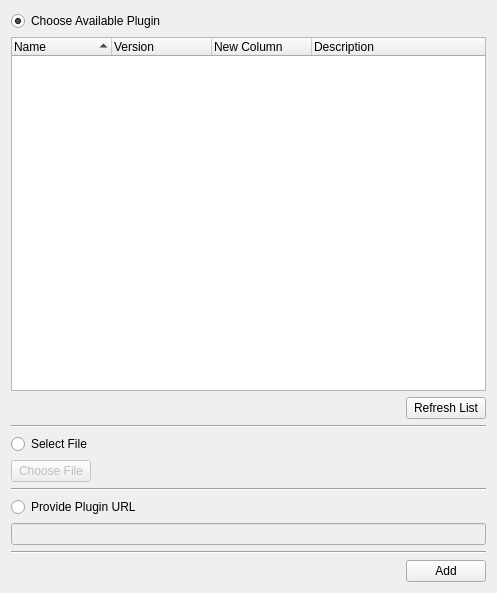
Above: meg_runtime/ui/addpluginpanel.ui from ibedard16/Runtime before the change. Below: the same form after it.
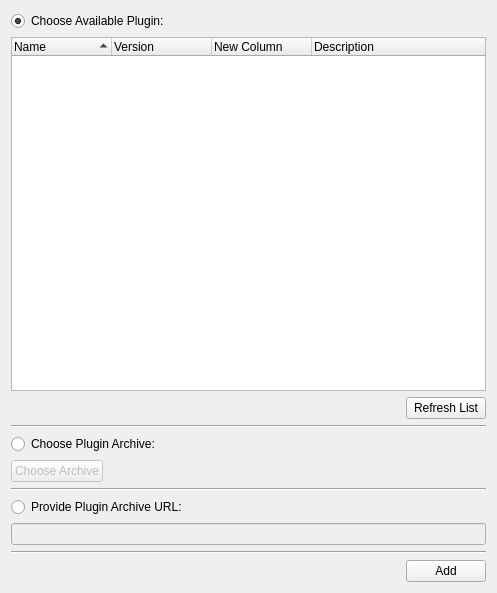
That is the form after the change.

Commit message: Fix some more UI panels, poorly

Diff of the .ui file:
```diff
--- a/meg_runtime/ui/addpluginpanel.ui
+++ b/meg_runtime/ui/addpluginpanel.ui
@@ -20,7 +20,7 @@
    <item>
     <widget class="QRadioButton" name="availableRadioButton">
      <property name="text">
-      <string>Choose Available Plugin</string>
+      <string>Choose Available Plugin:</string>
      </property>
      <property name="checked">
       <bool>true</bool>
@@ -114,7 +114,7 @@
    <item>
     <widget class="QRadioButton" name="fileRadioButton">
      <property name="text">
-      <string>Select File</string>
+      <string>Choose Plugin Archive:</string>
      </property>
     </widget>
    </item>
@@ -148,7 +148,7 @@
          <string/>
         </property>
         <property name="text">
-         <string>Choose File</string>
+         <string>Choose Archive</string>
         </property>
        </widget>
       </item>
@@ -188,7 +188,7 @@
    <item>
     <widget class="QRadioButton" name="urlRadioButton">
      <property name="text">
-      <string>Provide Plugin URL</string>
+      <string>Provide Plugin Archive URL:</string>
      </property>
     </widget>
    </item>
```
The commit also changes 6 other files.
